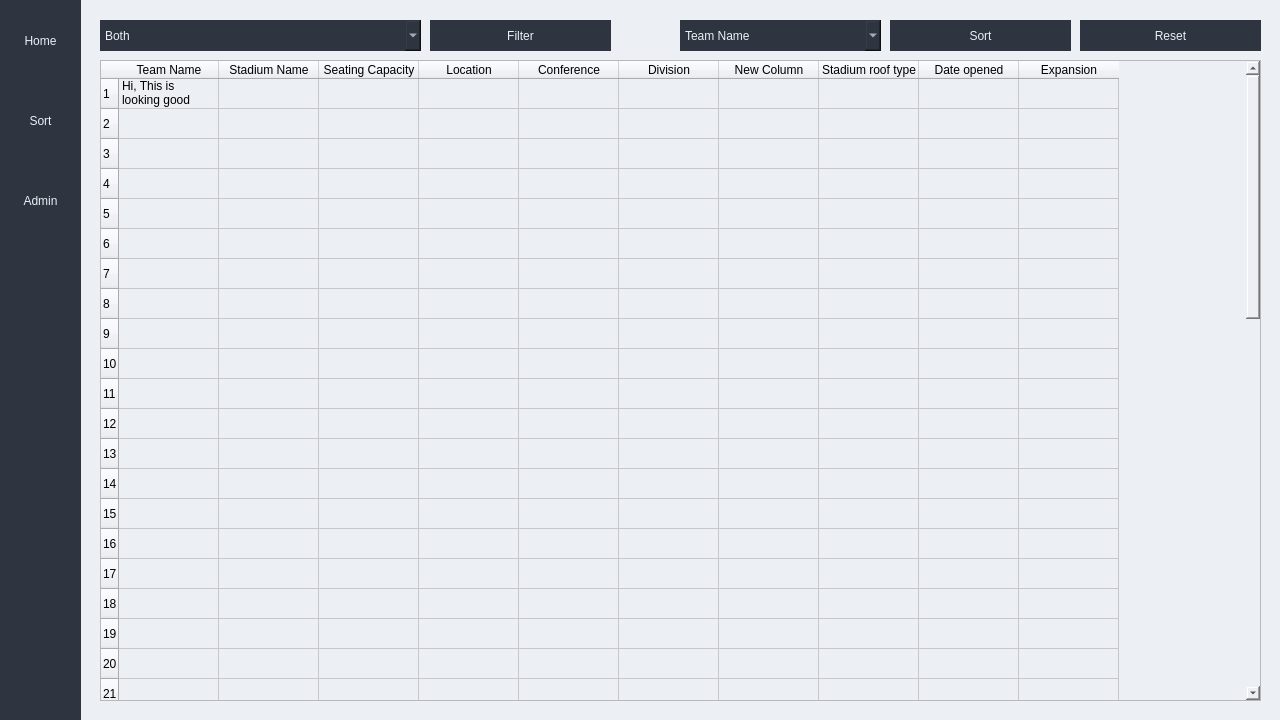
The window that mainwindow.ui (josharaedwards/CS1C-Project-1) describes before a commit, drawn with Qt 5.
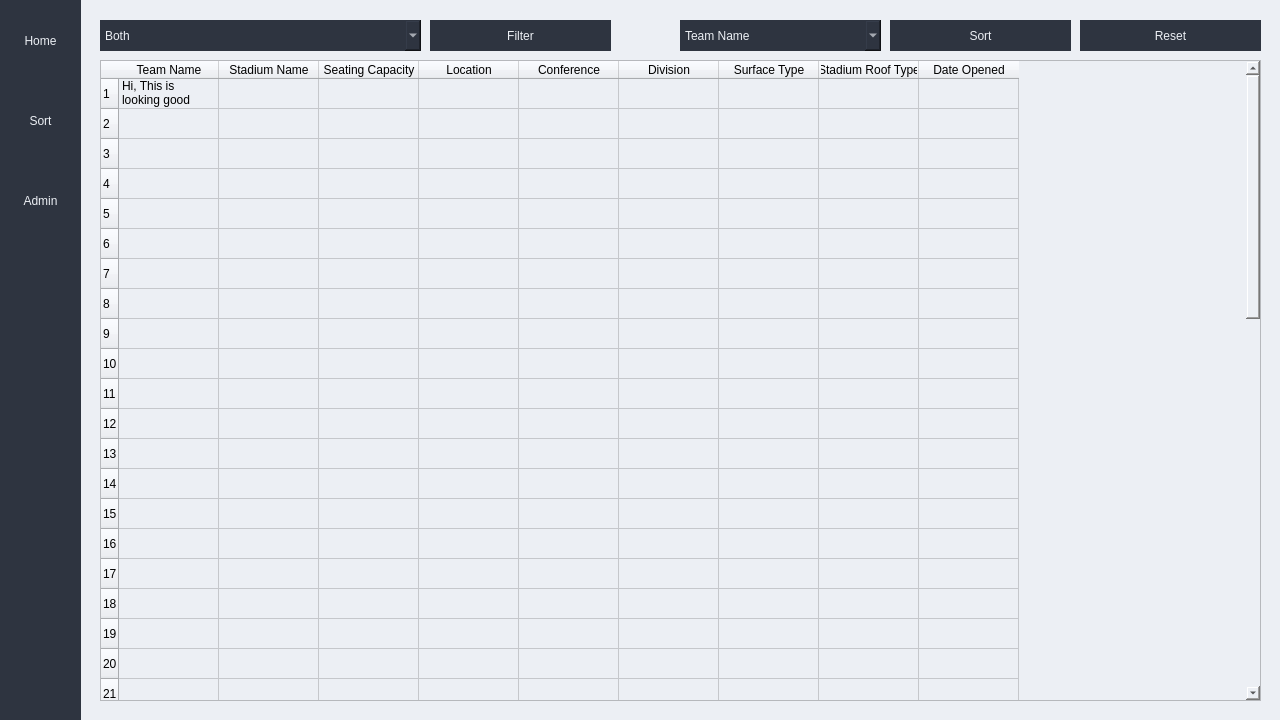
The same window after the commit.

What changed in the file:
```diff
--- a/mainwindow.ui
+++ b/mainwindow.ui
@@ -697,22 +697,17 @@
       </column>
       <column>
        <property name="text">
-        <string>New Column</string>
+        <string>Surface Type</string>
        </property>
       </column>
       <column>
        <property name="text">
-        <string>Stadium roof type</string>
+        <string>Stadium Roof Type</string>
        </property>
       </column>
       <column>
        <property name="text">
-        <string>Date opened</string>
-       </property>
-      </column>
-      <column>
-       <property name="text">
-        <string>Expansion</string>
+        <string>Date Opened</string>
        </property>
       </column>
       <item row="0" column="0">
```
